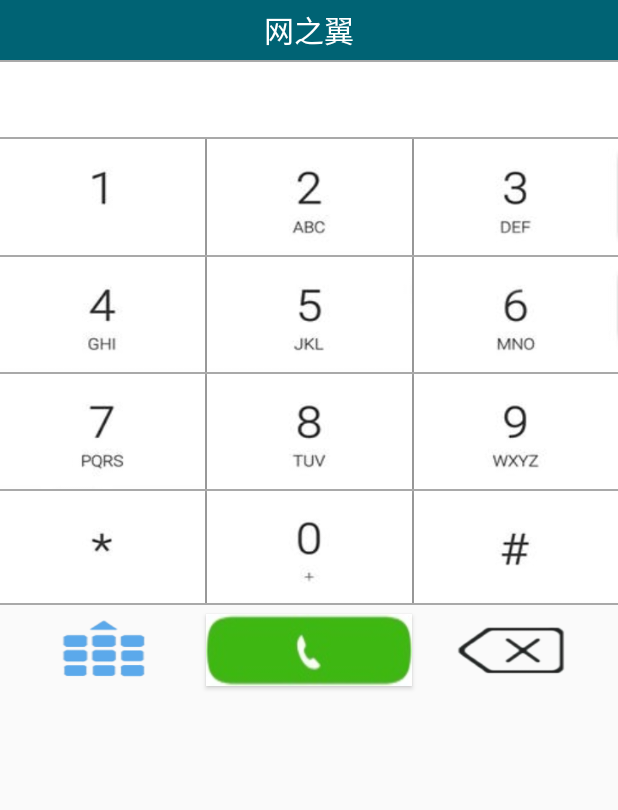
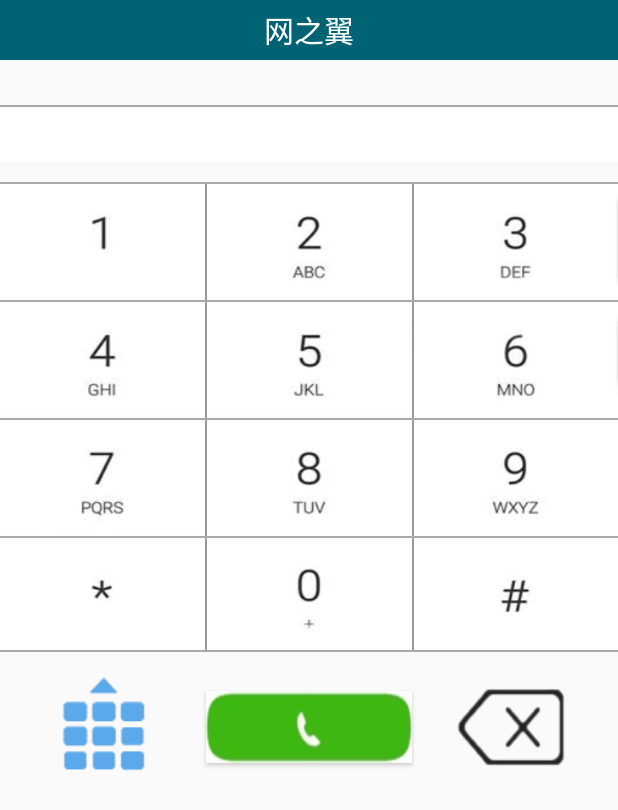
Before and after one commit to cpf1969210/Phone, an Android app: the layout call.xml on its own in the app's theme, with its tools: preview values and no code run, on a phone screen of 412 x 824 dp. Shown: the top 810 px of the screen. Run offline under Robolectric (Android 15) with nearby library versions, the phone set to English and light mode, and no system bars.

Commit message:
电话整体基本布局

```diff
--- a/app/src/main/res/layout/call.xml
+++ b/app/src/main/res/layout/call.xml
@@ -23,20 +23,29 @@
     </LinearLayout>
 
 
+    <!-- <Button
+         android:layout_width="wrap_content"
+         android:layout_height="wrap_content"
+         android:text="New Button"
+         android:background="@drawable/image1"
+         android:id="@+id/button" />-->
+
     <LinearLayout
         android:id="@+id/line"
         android:layout_width="match_parent"
         android:layout_height="1dp"
         android:background="@color/DarkGray"
-        android:orientation="horizontal"></LinearLayout>
+        android:orientation="horizontal"
+        android:layout_marginTop="30dp"
+        ></LinearLayout>
 
     <LinearLayout
         android:id="@+id/phonedata"
         android:layout_width="match_parent"
         android:layout_height="wrap_content"
-        android:orientation="horizontal"
         android:layout_gravity="bottom"
-        android:gravity="bottom">
+        android:gravity="bottom"
+        android:orientation="horizontal">
 
         <TextView
             android:id="@+id/phonenum"
@@ -44,7 +53,7 @@
             android:layout_height="50dp"
             android:background="@color/white"
             android:gravity="center"
-            android:textSize="40sp" />
+            android:textSize="60dp" />
     </LinearLayout>
 
     <LinearLayout
@@ -240,20 +249,19 @@
 
         </LinearLayout>
 
-        <LinearLayout
-            android:layout_width="match_parent"
-            android:layout_height="1dp"
-            android:background="@color/DarkGray"
-            android:orientation="horizontal"></LinearLayout>
-
 
     </LinearLayout>
+    <LinearLayout
+        android:layout_width="match_parent"
+        android:layout_height="1dp"
+        android:background="@color/DarkGray"
+        android:orientation="horizontal"></LinearLayout>
 
     <LinearLayout
         android:layout_width="match_parent"
-        android:layout_height="60dp"
+        android:layout_height="wrap_content"
+        android:layout_marginBottom="0dp"
         android:layout_gravity="bottom"
-        android:gravity="bottom"
         android:orientation="horizontal">
 
         <Button
```
